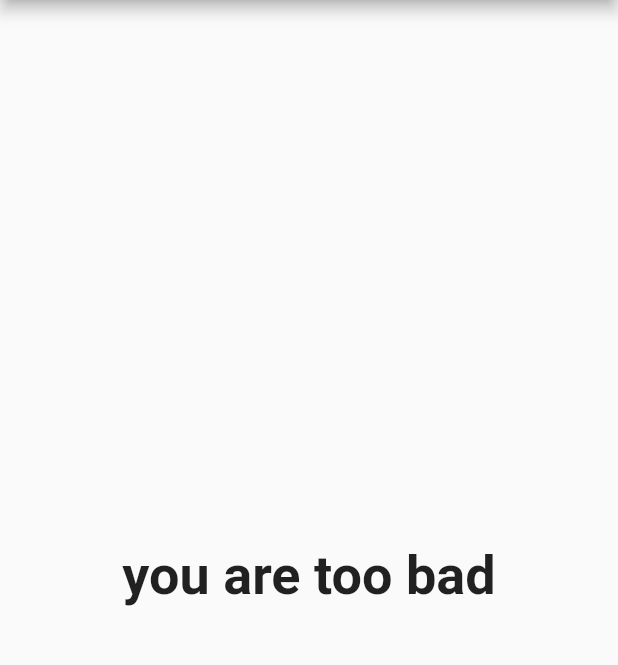
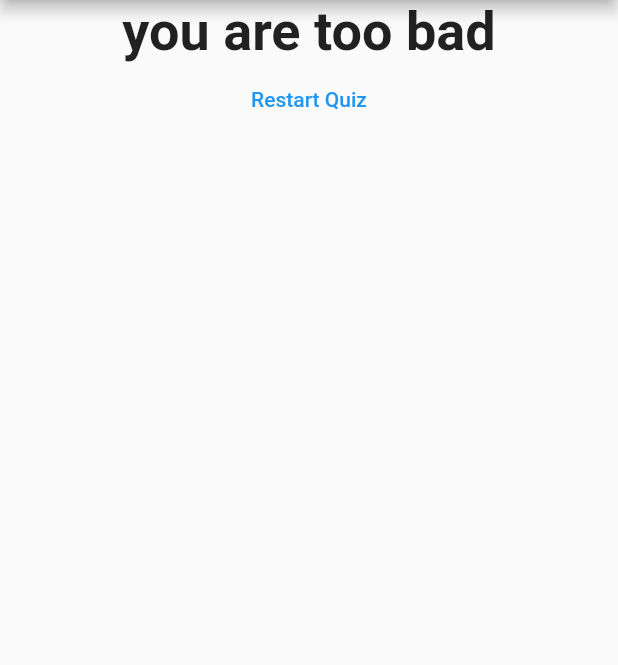
Before and after one commit to mostafaadawy/flutter_complete_guide, a Flutter app: the screen it shows after launch, after a tap on "Black", after a tap on "Snake", after a tap on "Dos", on a phone screen of 412 x 824 dp, the part 84-749 px from its top. Run offline on Flutter 3.47's test engine with Material 2 defaults, Android fonts, the phone set to English and light mode, and no system bars.

Commit message:
getter functions and reseting quiz

```diff
--- a/lib/main.dart
+++ b/lib/main.dart
@@ -38,6 +38,13 @@ class _MyAppState extends State<MyApp>{
     ];
   var _questionIndex = 0;
   var _totalScore = 0;
+  void _resetQuiz (){
+     setState(() {
+        _questionIndex = 0;
+         _totalScore = 0;
+        });
+
+  }
   void _answerQuestion(int score){
     _totalScore +=score;
     if(_questionIndex < questions.length){
@@ -75,7 +82,7 @@ class _MyAppState extends State<MyApp>{
         questions: questions,
       )
       :
-       Result(_totalScore),
+       Result(_totalScore, _resetQuiz),
     ),);
 
   }
--- a/lib/result.dart
+++ b/lib/result.dart
@@ -1,7 +1,8 @@
 import 'package:flutter/material.dart';
 class Result extends StatelessWidget {
   final int resultScore;
-  Result(this.resultScore);
+  final Function restHandler;
+  Result(this.resultScore, this.restHandler);
   String get resultPhrase{
     var rsultText ='You did it';
     if(resultScore<=8){
@@ -19,11 +20,22 @@ class Result extends StatelessWidget {
   Widget build(BuildContext context) {
     return
       Center(
-        child: Text(
+        child :Column(children:[
+          Text(
           resultPhrase,
            style: TextStyle(fontSize: 36,fontWeight: FontWeight.bold),
+           textAlign: TextAlign.center,
+           ),
+           FlatButton(
+              child: Text(
+               'Restart Quiz',
+               ),
+               textColor: Colors.blue,
+              onPressed: restHandler,
            )
-           );
+        ]),
+
+      );
 
   }
 }
```
